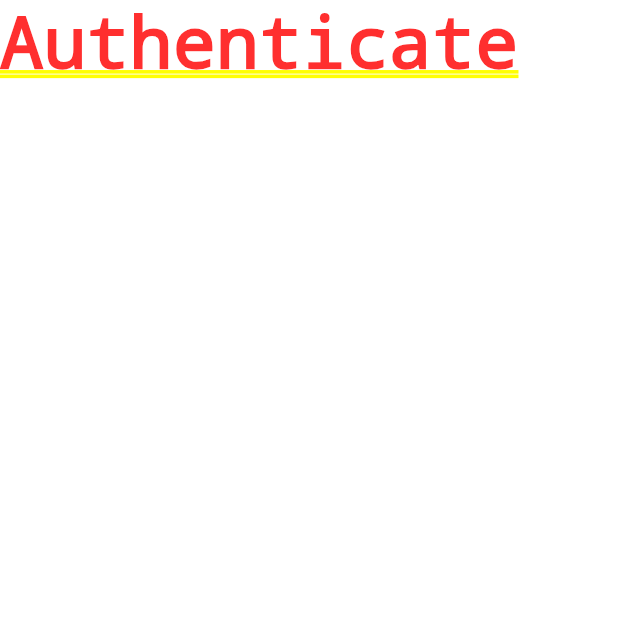
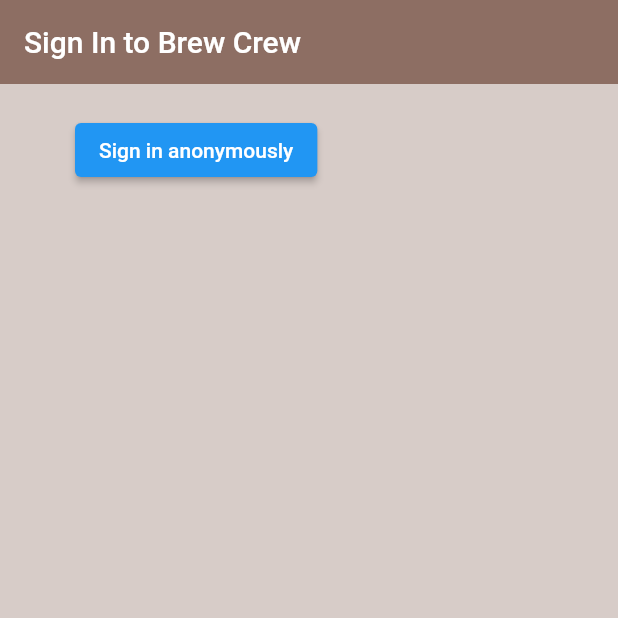
Before and after one commit to Alxbry28/practice-flutter-firebase, a Flutter app: the screen it shows after launch, on a phone screen of 412 x 824 dp, the top half of it. Run offline on Flutter 3.47's test engine with Material 2 defaults, Android fonts, the phone set to English and light mode, and no system bars; our stand-ins replace firebase_auth, firebase_core; accounts and stored records are empty.

Commit message:
[tutorial-5] setup sign in anonymous

```diff
--- a/lib/screens/auth/authenticate.dart
+++ b/lib/screens/auth/authenticate.dart
@@ -1,4 +1,5 @@
 import 'package:flutter/material.dart';
+import 'package:practicefirebase/screens/auth/sign_in.dart';
 
 class Authenticate extends StatefulWidget {
   const Authenticate({super.key});
@@ -10,6 +11,8 @@ class Authenticate extends StatefulWidget {
 class _AuthenticateState extends State<Authenticate> {
   @override
   Widget build(BuildContext context) {
-    return Container(child: const Text("Authenticate"),);
+    return Container(
+      child: SignIn(),
+    );
   }
 }
--- /dev/null
+++ b/lib/screens/auth/sign_in.dart
@@ -0,0 +1,41 @@
+import 'package:flutter/material.dart';
+import 'package:practicefirebase/services/auth.dart';
+
+class SignIn extends StatefulWidget {
+  const SignIn({super.key});
+
+  @override
+  State<SignIn> createState() => _SignInState();
+}
+
+class _SignInState extends State<SignIn> {
+  final AuthService _authService = AuthService();
+
+  @override
+  Widget build(BuildContext context) {
+    return Scaffold(
+      backgroundColor: Colors.brown[100],
+      appBar: AppBar(
+        backgroundColor: Colors.brown[400],
+        elevation: 0.0,
+        title: Text("Sign In to Brew Crew"),
+      ),
+      body: Container(
+        padding: const EdgeInsets.symmetric(vertical: 20.0, horizontal: 50.0),
+        child: ElevatedButton(
+          child: Text("Sign in anonymously"),
+          onPressed: () async {
+           dynamic result = await _authService.signInAnonymous();
+           if(result == null){
+            print("error sign in");
+           }
+           else{
+            print("Signed in");
+            print(result);
+           }
+          },
+        ),
+      ),
+    );
+  }
+}
```
Also changed, not shown: lib/main.dart (+6 -1 lines).
